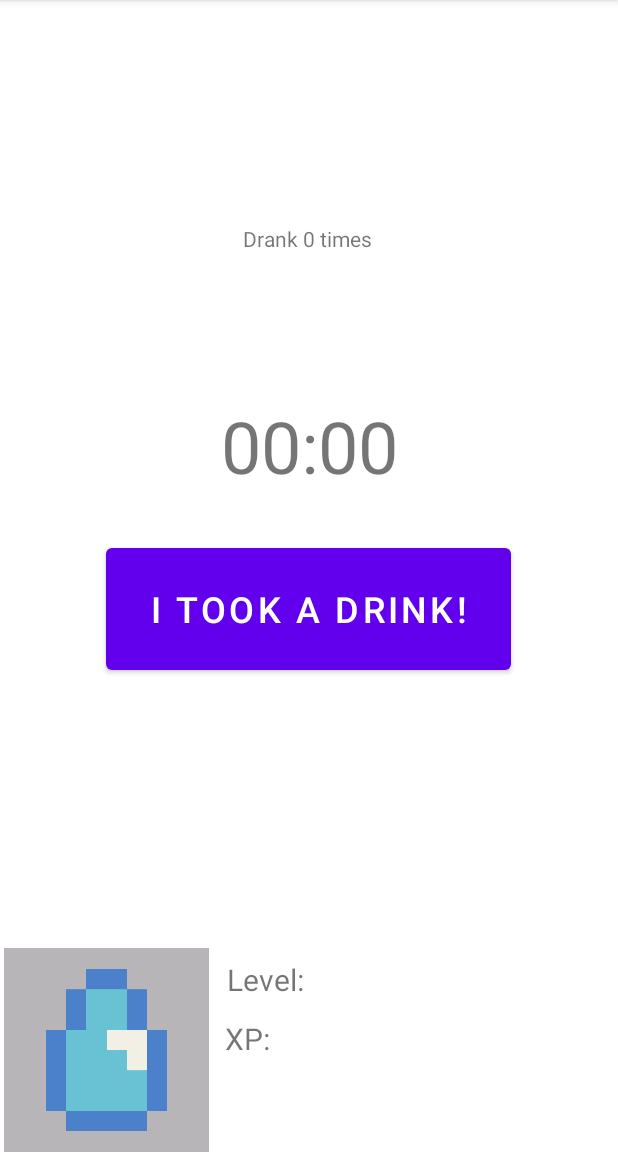
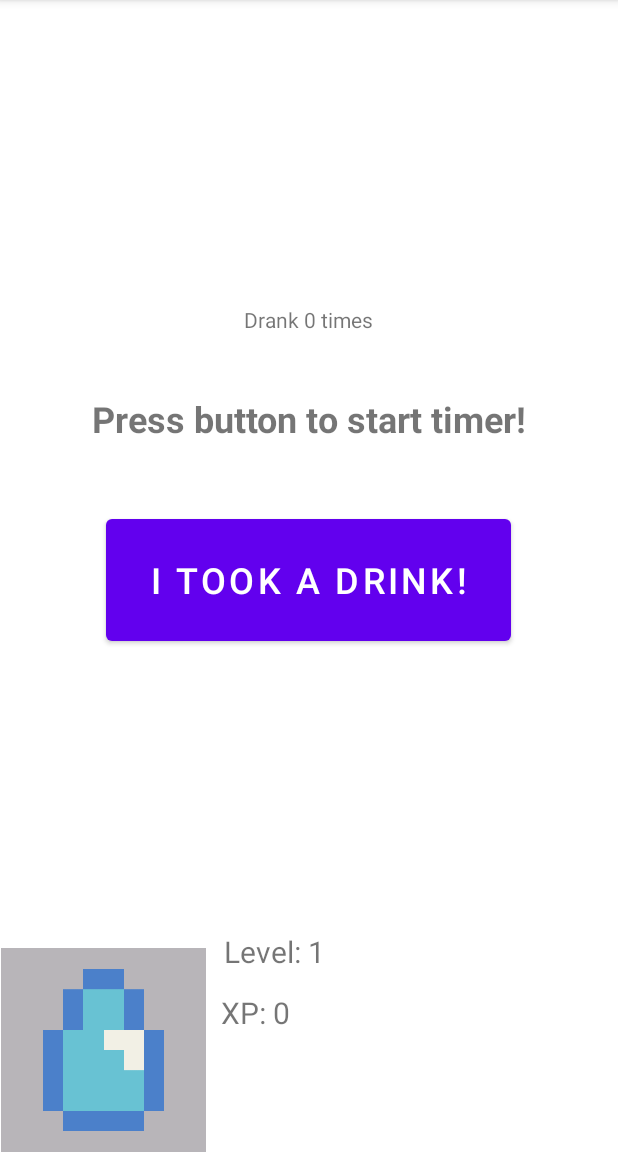
Before and after one commit to drewseffi/stayHydratedv2, an Android app: the screen it shows after launch (MainActivity), on a phone screen of 412 x 824 dp, the part 84-1236 px from its top. Run offline under Robolectric (Android 15) with nearby library versions, the phone set to English and light mode, and no system bars.

Commit message:
good push

```diff
--- a/app/src/main/AndroidManifest.xml
+++ b/app/src/main/AndroidManifest.xml
@@ -4,6 +4,8 @@
 
     <uses-permission android:name="android.permission.BLUETOOTH_CONNECT" />
     <uses-permission android:name="android.permission.BLUETOOTH_SCAN" />
+
+    <uses-permission android:name="android.permission.POST_NOTIFICATIONS" />
 
     <application
         android:allowBackup="true"
--- a/app/src/main/java/com/example/stayhydratedv2/MainActivity.java
+++ b/app/src/main/java/com/example/stayhydratedv2/MainActivity.java
@@ -3,45 +3,104 @@ package com.example.stayhydratedv2;
 import static android.content.ContentValues.TAG;
 
 import androidx.appcompat.app.AppCompatActivity;
+import androidx.core.app.NotificationCompat;
 
 import android.annotation.SuppressLint;
+import android.app.NotificationChannel;
+import android.app.NotificationManager;
 import android.bluetooth.BluetoothDevice;
 import android.bluetooth.BluetoothGatt;
 import android.bluetooth.BluetoothGattCharacteristic;
 import android.bluetooth.le.ScanResult;
 import android.content.Context;
 import android.os.Bundle;
+import android.os.CountDownTimer;
 import android.util.Log;
 import android.view.View;
+import android.view.ViewDebug;
 import android.widget.Button;
+import android.widget.TextView;
 
 import java.util.List;
 
 public class MainActivity extends AppCompatActivity {
-    private BleScanner mBleScanner;
+    //private BleScanner mBleScanner;
     int level = 1;
     int xp = 0;
     int xpCap = 100;
+    int drankTimes = 0;
+
+    private CountDownTimer countDownTimer;
+    private long timeLeftInMillis = 5000;
+    private NotificationManager notificationManager;
+    private static final int NOTIFICATION_ID = 0;
 
     @Override
     protected void onCreate(Bundle savedInstanceState) {
         super.onCreate(savedInstanceState);
         setContentView(R.layout.activity_main);
 
+        TextView txtLevel = findViewById(R.id.txtLevel);
+        TextView txtXp = findViewById(R.id.txtXP);
+        TextView txtDrank = findViewById(R.id.txtDrankTimes);
+        TextView txtTimer = findViewById(R.id.txtDrinkTimer);
+
         Button drankButton = findViewById(R.id.btnDrank);
+        NotificationManager notificationManager = (NotificationManager) getSystemService(Context.NOTIFICATION_SERVICE);
+
+        txtLevel.setText("Level: " + level);
+        txtXp.setText("XP: " + xp);
+
+        countDownTimer = new CountDownTimer(timeLeftInMillis, 1000) {
+            public void onTick(long millisUntilFinished) {
+                timeLeftInMillis = millisUntilFinished; // Update the time left
+                txtTimer.setText("Seconds remaining: " + millisUntilFinished / 1000);
+            }
+
+            public void onFinish() {
+                txtTimer.setText("Drink water!");
+
+                String channelId = "drink";
+                String channelName = "drinkWater";
+                int importance = NotificationManager.IMPORTANCE_DEFAULT;
+                NotificationChannel channel = new NotificationChannel(channelId, channelName, importance);
+                NotificationManager notificationManager = getSystemService(NotificationManager.class);
+                notificationManager.createNotificationChannel(channel);
+
+                NotificationCompat.Builder builder = new NotificationCompat.Builder(MainActivity.this, "drink")
+                        .setSmallIcon(R.drawable.water_drop)
+                        .setContentTitle("Time to drink water!")
+                        .setContentText("You have completed the timer. It's time to drink water.")
+                        .setPriority(NotificationCompat.PRIORITY_DEFAULT);
+
+                notificationManager.notify(NOTIFICATION_ID, builder.build());
+            }
+        };
+
         drankButton.setOnClickListener(new View.OnClickListener() {
             @Override
             public void onClick(View view) {
+                notificationManager.cancel(NOTIFICATION_ID);
                 xp += 10;
-                if (xp == xpCap)
-                {
+                drankTimes += 1;
+                if (xp == xpCap) {
                     level += 1;
-                    xpCap += 100;
+                    xpCap += 50;
+                    xp = 0;
                 }
+                txtLevel.setText("Level: " + level);
+                txtXp.setText("XP: " + xp);
+                txtDrank.setText("Drank " + drankTimes + " times!");
+
+                // Reset the timer
+                countDownTimer.cancel();
+                timeLeftInMillis = 30000;
+                countDownTimer.start();
             }
         });
 
-        mBleScanner = new BleScanner(this);
+
+        /*mBleScanner = new BleScanner(this);
         mBleScanner.scanLeDevice(true, new BleScanner.BleScanCallback() {
             @Override
             public void onScanStarted() {
@@ -98,7 +157,7 @@ public class MainActivity extends AppCompatActivity {
             public void onScanFailed(int errorCode) {
                 Log.d(TAG, "Scan failed with error code: " + errorCode);
             }
-        });
+        });*/
     }
 
 }
--- a/app/src/main/res/layout/activity_main.xml
+++ b/app/src/main/res/layout/activity_main.xml
@@ -11,17 +11,13 @@
         android:layout_width="wrap_content"
         android:layout_height="wrap_content"
         android:layout_marginStart="162dp"
-        android:layout_marginTop="113dp"
+        android:layout_marginTop="203dp"
         android:layout_marginEnd="163dp"
-        android:layout_marginBottom="599dp"
         android:text="Drank 0 times"
         android:textAlignment="center"
-        app:layout_constraintBottom_toBottomOf="parent"
         app:layout_constraintEnd_toEndOf="parent"
-        app:layout_constraintHorizontal_bias="0.0"
         app:layout_constraintStart_toStartOf="parent"
-        app:layout_constraintTop_toTopOf="parent"
-        app:layout_constraintVertical_bias="1.0" />
+        app:layout_constraintTop_toTopOf="parent" />
 
     <Button
         android:id="@+id/btnDrank"
@@ -30,69 +26,63 @@
         android:layout_marginStart="70dp"
         android:layout_marginTop="5dp"
         android:layout_marginEnd="71dp"
-        android:layout_marginBottom="318dp"
         android:text="I took a drink!"
         android:textSize="24sp"
         app:iconTint="#2196F3"
         app:layout_constraintBottom_toBottomOf="parent"
         app:layout_constraintEnd_toEndOf="parent"
         app:layout_constraintStart_toStartOf="parent"
-        app:layout_constraintTop_toBottomOf="@+id/txtDrinkTimer" />
+        app:layout_constraintTop_toTopOf="parent" />
 
     <TextView
         android:id="@+id/txtDrinkTimer"
-        android:layout_width="149dp"
-        android:layout_height="67dp"
-        android:layout_marginStart="131dp"
-        android:layout_marginTop="98dp"
-        android:layout_marginEnd="131dp"
-        android:layout_marginBottom="22dp"
-        android:text="00:00"
+        android:layout_width="370dp"
+        android:layout_height="53dp"
+        android:layout_marginStart="21dp"
+        android:layout_marginTop="18dp"
+        android:layout_marginEnd="21dp"
+        android:text="Press button to start timer!"
         android:textAlignment="center"
-        android:textSize="48sp"
+        android:textSize="24sp"
+        android:textStyle="bold"
         app:layout_constraintBottom_toTopOf="@+id/btnDrank"
         app:layout_constraintEnd_toEndOf="parent"
         app:layout_constraintStart_toStartOf="parent"
-        app:layout_constraintTop_toBottomOf="@+id/txtDrankTimes" />
+        app:layout_constraintTop_toBottomOf="@+id/txtDrankTimes"
+        app:layout_constraintVertical_bias="0.482" />
 
     <ImageView
         android:id="@+id/imageView"
         android:layout_width="138dp"
         android:layout_height="136dp"
-        android:layout_marginStart="1dp"
-        android:layout_marginTop="179dp"
-        android:layout_marginEnd="272dp"
         app:layout_constraintBottom_toBottomOf="parent"
-        app:layout_constraintEnd_toEndOf="parent"
-        app:layout_constraintStart_toStartOf="parent"
-        app:layout_constraintTop_toBottomOf="@+id/btnDrank"
-        app:srcCompat="@drawable/water_drop" />
+        app:layout_constraintTop_toTopOf="parent"
+        app:layout_constraintVertical_bias="1.0"
+        app:srcCompat="@drawable/water_drop"
+        tools:layout_editor_absoluteX="2dp" />
 
     <TextView
         android:id="@+id/txtLevel"
         android:layout_width="wrap_content"
         android:layout_height="wrap_content"
         android:layout_marginStart="11dp"
-        android:layout_marginTop="187dp"
-        android:layout_marginBottom="101dp"
+        android:layout_marginTop="500dp"
         android:text="Level:"
         android:textAlignment="viewStart"
         android:textSize="20sp"
         app:layout_constraintBottom_toBottomOf="parent"
         app:layout_constraintStart_toEndOf="@+id/imageView"
-        app:layout_constraintTop_toBottomOf="@+id/btnDrank" />
+        app:layout_constraintTop_toTopOf="parent" />
 
     <TextView
         android:id="@+id/txtXP"
         android:layout_width="wrap_content"
         android:layout_height="wrap_content"
-        android:layout_marginStart="10dp"
-        android:layout_marginTop="12dp"
-        android:layout_marginBottom="62dp"
+        android:layout_marginStart="9dp"
+        android:layout_marginTop="13dp"
         android:text="XP:"
         android:textAlignment="viewStart"
         android:textSize="20sp"
-        app:layout_constraintBottom_toBottomOf="parent"
         app:layout_constraintStart_toEndOf="@+id/imageView"
         app:layout_constraintTop_toBottomOf="@+id/txtLevel" />
 </androidx.constraintlayout.widget.ConstraintLayout>
```
